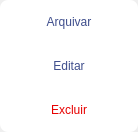
The window that Design/UI/newMenuOpcoes.ui (newprev/PrevCliente) describes before a commit, drawn with Qt 5.
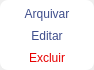
The same window after the commit.

The edit to the form file:
```diff
--- a/Design/UI/newMenuOpcoes.ui
+++ b/Design/UI/newMenuOpcoes.ui
@@ -6,12 +6,12 @@
    <rect>
     <x>0</x>
     <y>0</y>
-    <width>138</width>
-    <height>132</height>
+    <width>94</width>
+    <height>70</height>
    </rect>
   </property>
   <property name="sizePolicy">
-   <sizepolicy hsizetype="Preferred" vsizetype="Minimum">
+   <sizepolicy hsizetype="Minimum" vsizetype="Minimum">
     <horstretch>0</horstretch>
     <verstretch>0</verstretch>
    </sizepolicy>
@@ -33,8 +33,10 @@
 	border: 0px solid none;
 }
 
+
+/*-------------------------------- Push Button --------------------------------*/
 #pbArquivar, #pbEditar {
-	font: 14pt &quot;Avenir LT Std&quot;;
+	font: 10pt &quot;Avenir LT Std&quot;;
 	color: #3F4E8C;
 
 	background-color: white;
@@ -42,11 +44,28 @@
 }
 
 #pbExcluir {
-	font: 14pt &quot;Avenir LT Std&quot;;
+	font: 10pt &quot;Avenir LT Std&quot;;
 	color: #E70000;
 
 	background-color: white;
 	border: 0px solid none;
+}
+
+#pbArquivar:hover, 
+#pbEditar:hover {
+	font: 10pt &quot;Avenir LT Std&quot;;
+	color: #3F4E8C;
+
+	background-color: lightgrey;
+	border: 0px solid none;
+}
+
+#pbExcluir:hover {
+	font: 10pt &quot;Avenir LT Std&quot;;
+	color: #E70000;
+
+	background-color: lightgrey;
+	border: 0px solid none;
 }</string>
   </property>
   <layout class="QGridLayout" name="gridLayout">
@@ -68,7 +87,7 @@
    <item row="0" column="0">
     <widget class="QFrame" name="frPrincipal">
      <property name="sizePolicy">
-      <sizepolicy hsizetype="Preferred" vsizetype="Minimum">
+      <sizepolicy hsizetype="Minimum" vsizetype="Minimum">
        <horstretch>0</horstretch>
        <verstretch>0</verstretch>
       </sizepolicy>
@@ -81,25 +100,31 @@
      </property>
      <layout class="QVBoxLayout" name="verticalLayout">
       <property name="spacing">
-       <number>24</number>
+       <number>2</number>
       </property>
       <property name="leftMargin">
-       <number>24</number>
+       <number>2</number>
       </property>
       <property name="topMargin">
-       <number>12</number>
+       <number>4</number>
       </property>
       <property name="rightMargin">
-       <number>24</number>
+       <number>2</number>
       </property>
       <property name="bottomMargin">
-       <number>12</number>
+       <number>2</number>
       </property>
       <item>
        <widget class="QPushButton" name="pbArquivar">
+        <property name="sizePolicy">
+         <sizepolicy hsizetype="Preferred" vsizetype="Fixed">
+          <horstretch>0</horstretch>
+          <verstretch>0</verstretch>
+         </sizepolicy>
+        </property>
         <property name="minimumSize">
          <size>
-          <width>90</width>
+          <width>0</width>
           <height>20</height>
          </size>
         </property>
@@ -110,9 +135,15 @@
       </item>
       <item>
        <widget class="QPushButton" name="pbEditar">
+        <property name="sizePolicy">
+         <sizepolicy hsizetype="Preferred" vsizetype="Fixed">
+          <horstretch>0</horstretch>
+          <verstretch>0</verstretch>
+         </sizepolicy>
+        </property>
         <property name="minimumSize">
          <size>
-          <width>90</width>
+          <width>0</width>
           <height>20</height>
          </size>
         </property>
@@ -123,9 +154,15 @@
       </item>
       <item>
        <widget class="QPushButton" name="pbExcluir">
+        <property name="sizePolicy">
+         <sizepolicy hsizetype="Preferred" vsizetype="Fixed">
+          <horstretch>0</horstretch>
+          <verstretch>0</verstretch>
+         </sizepolicy>
+        </property>
         <property name="minimumSize">
          <size>
-          <width>90</width>
+          <width>0</width>
           <height>20</height>
          </size>
         </property>
```
